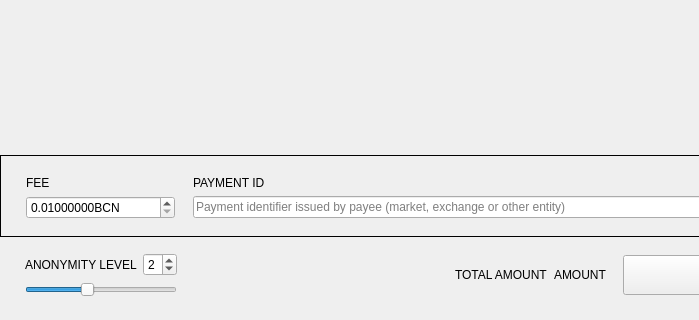
First picture: the form in src/Gui/Send/SendFrame.ui, repository iridiumdev/Iridium-IRD-wallet, before the edit; both pictures show x 0 to 699 and y 318 to 638 of the 866 by 638 pixel window.
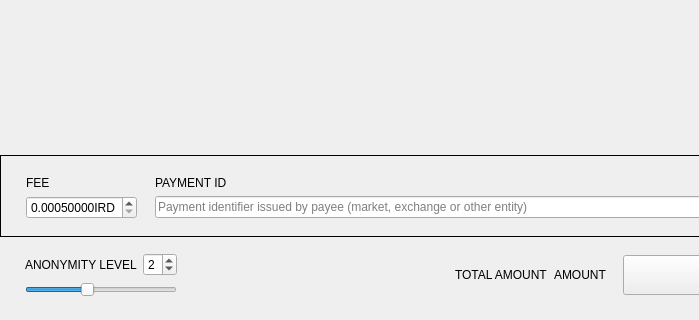
Second picture: the form after the edit. Custom widgets are drawn as their Qt base class.

```diff
--- a/src/Gui/Send/SendFrame.ui
+++ b/src/Gui/Send/SendFrame.ui
@@ -217,22 +217,22 @@
          <enum>QAbstractSpinBox::UpDownArrows</enum>
         </property>
         <property name="suffix">
-         <string notr="true">BCN</string>
+         <string notr="true">IRD</string>
         </property>
         <property name="decimals">
          <number>8</number>
         </property>
         <property name="minimum">
-         <double>0.010000000000000</double>
+         <double>0.000500000000000</double>
         </property>
         <property name="maximum">
-         <double>999999999.000000000000000</double>
+         <double>1.000000000000000</double>
         </property>
         <property name="singleStep">
          <double>0.010000000000000</double>
         </property>
         <property name="value">
-         <double>0.010000000000000</double>
+         <double>0.000500000000000</double>
         </property>
        </widget>
       </item>
```
Left out of the diff: 2 changed lines with no effect on the pictures.
